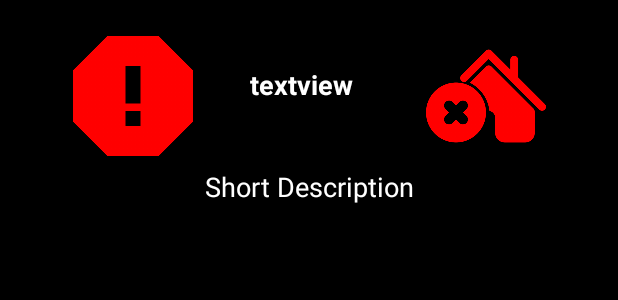
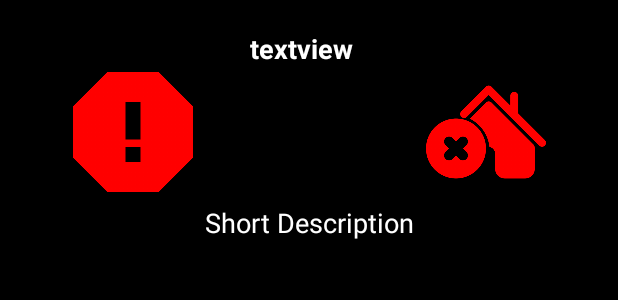
Before and after one commit to 13-nate/Food-Safety-Inspections, an Android app: the layout violations_view.xml on its own in the app's theme, with its tools: preview values and no code run, on a phone screen of 412 x 824 dp. Shown: the top 300 px of the screen. Run offline under Robolectric (Android 15) with nearby library versions, the phone set to English and light mode, and no system bars.

Commit message:
textview in violation details position changed

```diff
--- a/app/src/main/res/layout/violations_view.xml
+++ b/app/src/main/res/layout/violations_view.xml
@@ -17,6 +17,7 @@
         app:layout_constraintEnd_toEndOf="parent"
         app:layout_constraintStart_toEndOf="@+id/txtViolaionId"
         app:layout_constraintTop_toTopOf="@+id/imgCritical"
+        app:layout_constraintVertical_bias="0.0"
         app:srcCompat="@drawable/bad_building" />
 
     <ImageView
@@ -24,7 +25,7 @@
         android:layout_width="80dp"
         android:layout_height="80dp"
         android:layout_marginStart="20dp"
-        android:layout_marginTop="24dp"
+        android:layout_marginTop="48dp"
         app:layout_constraintEnd_toStartOf="@+id/txtViolaionId"
         app:layout_constraintStart_toStartOf="parent"
         app:layout_constraintTop_toTopOf="parent"
@@ -60,5 +61,6 @@
         app:layout_constraintBottom_toTopOf="@+id/txtShortDescription"
         app:layout_constraintEnd_toStartOf="@+id/imgViolation"
         app:layout_constraintStart_toEndOf="@+id/imgCritical"
-        app:layout_constraintTop_toTopOf="parent" />
+        app:layout_constraintTop_toTopOf="parent"
+        app:layout_constraintVertical_bias="0.181" />
 </androidx.constraintlayout.widget.ConstraintLayout>
```
